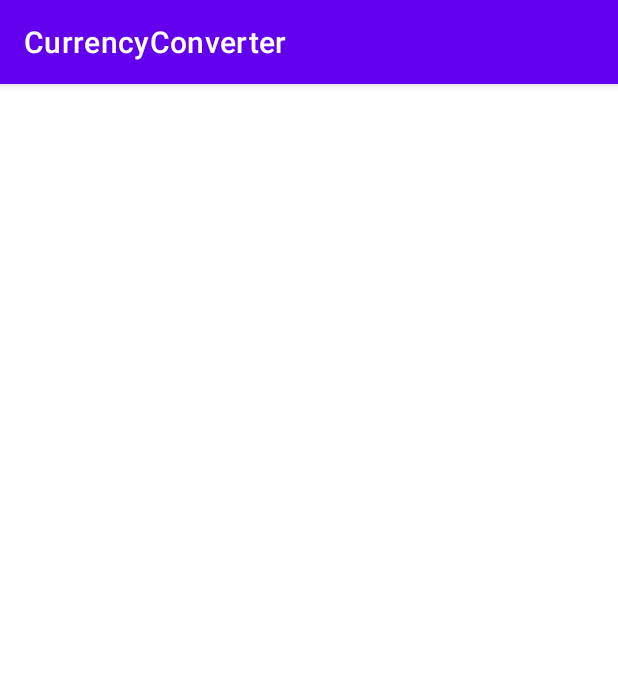
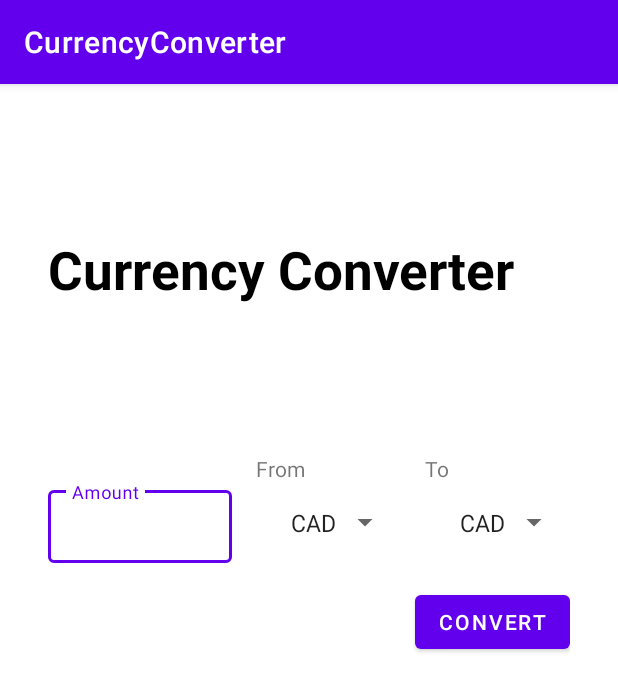
Before and after one commit to riskymind/CurrencyConverter, an Android app: the screen it shows after launch (MainActivity), on a phone screen of 412 x 824 dp. Shown: the top 691 px of the screen. Run offline under Robolectric (Android 15) with nearby library versions, the phone set to English and light mode, and no system bars.

Commit message:
making out the layout

```diff
--- a/app/src/main/res/layout/activity_main.xml
+++ b/app/src/main/res/layout/activity_main.xml
@@ -7,6 +7,111 @@
     android:paddingHorizontal="32dp"
     tools:context=".MainActivity">
 
+    <TextView
+        android:id="@+id/tvTitle"
+        android:layout_width="wrap_content"
+        android:layout_height="wrap_content"
+        android:text="Currency Converter"
+        android:textColor="@color/black"
+        android:textSize="35sp"
+        android:textStyle="bold"
+        app:layout_constraintBottom_toTopOf="@+id/guideline2"
+        app:layout_constraintStart_toStartOf="parent"
+        app:layout_constraintTop_toTopOf="parent" />
+
+    <TextView
+        android:id="@+id/tvFrom"
+        android:layout_width="wrap_content"
+        android:layout_height="wrap_content"
+        android:text="From"
+        app:layout_constraintStart_toStartOf="@+id/spFromCurrency"
+        app:layout_constraintTop_toTopOf="@+id/guideline2" />
+
+    <TextView
+        android:id="@+id/tvTo"
+        android:layout_width="wrap_content"
+        android:layout_height="wrap_content"
+        android:text="To"
+        app:layout_constraintStart_toStartOf="@+id/spToCurrency"
+        app:layout_constraintTop_toTopOf="@+id/guideline2" />
+
+    <com.google.android.material.textfield.TextInputLayout
+        android:id="@+id/tilFrom"
+        style="@style/Widget.MaterialComponents.TextInputLayout.OutlinedBox.Dense"
+        android:layout_width="0dp"
+        android:layout_height="wrap_content"
+        android:hint="Amount"
+        android:layout_marginEnd="16dp"
+        app:layout_constraintBottom_toBottomOf="@+id/spFromCurrency"
+        app:layout_constraintEnd_toStartOf="@+id/spFromCurrency"
+        app:layout_constraintStart_toStartOf="parent"
+        app:layout_constraintTop_toTopOf="@+id/spFromCurrency">
+
+        <com.google.android.material.textfield.TextInputEditText
+            android:id="@+id/etFrom"
+            android:layout_width="match_parent"
+            android:layout_height="match_parent"
+            android:inputType="numberDecimal" />
+
+    </com.google.android.material.textfield.TextInputLayout>
+
+    <androidx.constraintlayout.widget.Guideline
+        android:id="@+id/guideline2"
+        android:layout_width="wrap_content"
+        android:layout_height="wrap_content"
+        android:orientation="horizontal"
+        app:layout_constraintGuide_percent="0.32147744" />
 
 
+    <Spinner
+        android:id="@+id/spFromCurrency"
+        android:layout_width="wrap_content"
+        android:layout_height="wrap_content"
+        android:entries="@array/currency_codes"
+        android:padding="15dp"
+        android:layout_marginEnd="16dp"
+        app:layout_constraintEnd_toStartOf="@+id/spToCurrency"
+        app:layout_constraintTop_toBottomOf="@+id/tvFrom" />
+
+    <Spinner
+        android:id="@+id/spToCurrency"
+        android:layout_width="wrap_content"
+        android:layout_height="wrap_content"
+        android:padding="15dp"
+        android:entries="@array/currency_codes"
+        app:layout_constraintEnd_toEndOf="parent"
+        app:layout_constraintTop_toBottomOf="@+id/tvTo" />
+
+    <Button
+        android:id="@+id/btnConvert"
+        android:layout_width="wrap_content"
+        android:layout_height="wrap_content"
+        android:text="Convert"
+        android:layout_marginTop="16dp"
+        app:layout_constraintEnd_toEndOf="parent"
+        app:layout_constraintTop_toBottomOf="@+id/spToCurrency" />
+
+    <TextView
+        android:id="@+id/tvResult"
+        android:layout_width="0dp"
+        android:layout_height="wrap_content"
+        android:layout_marginEnd="16dp"
+        android:textColor="@color/black"
+        app:layout_constraintBottom_toBottomOf="@+id/btnConvert"
+        app:layout_constraintEnd_toStartOf="@+id/btnConvert"
+        app:layout_constraintStart_toStartOf="parent"
+        app:layout_constraintTop_toTopOf="@+id/btnConvert"
+        tools:text="10 EUR = 15.0 USD" />
+
+    <ProgressBar
+        android:id="@+id/progressBar"
+        android:layout_width="wrap_content"
+        android:layout_height="wrap_content"
+        android:visibility="gone"
+        app:layout_constraintBottom_toBottomOf="@+id/btnConvert"
+        app:layout_constraintEnd_toStartOf="@+id/btnConvert"
+        app:layout_constraintStart_toStartOf="parent"
+        app:layout_constraintTop_toTopOf="@+id/btnConvert"
+        tools:visibility="visible" />
+
 </androidx.constraintlayout.widget.ConstraintLayout>
```
